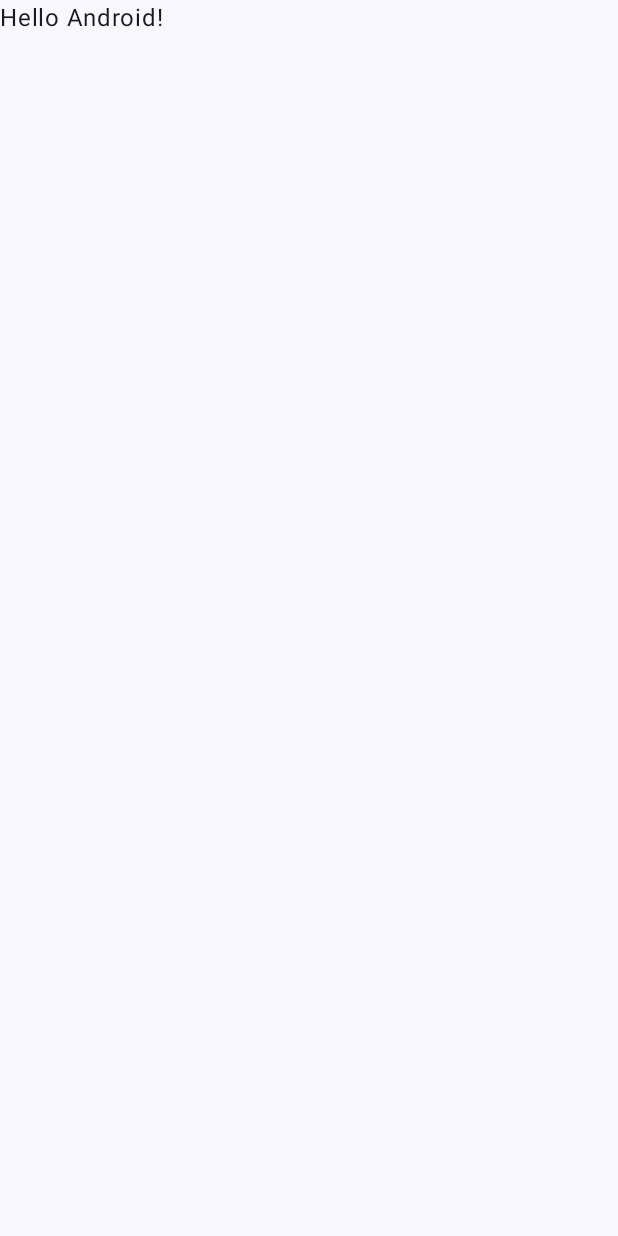
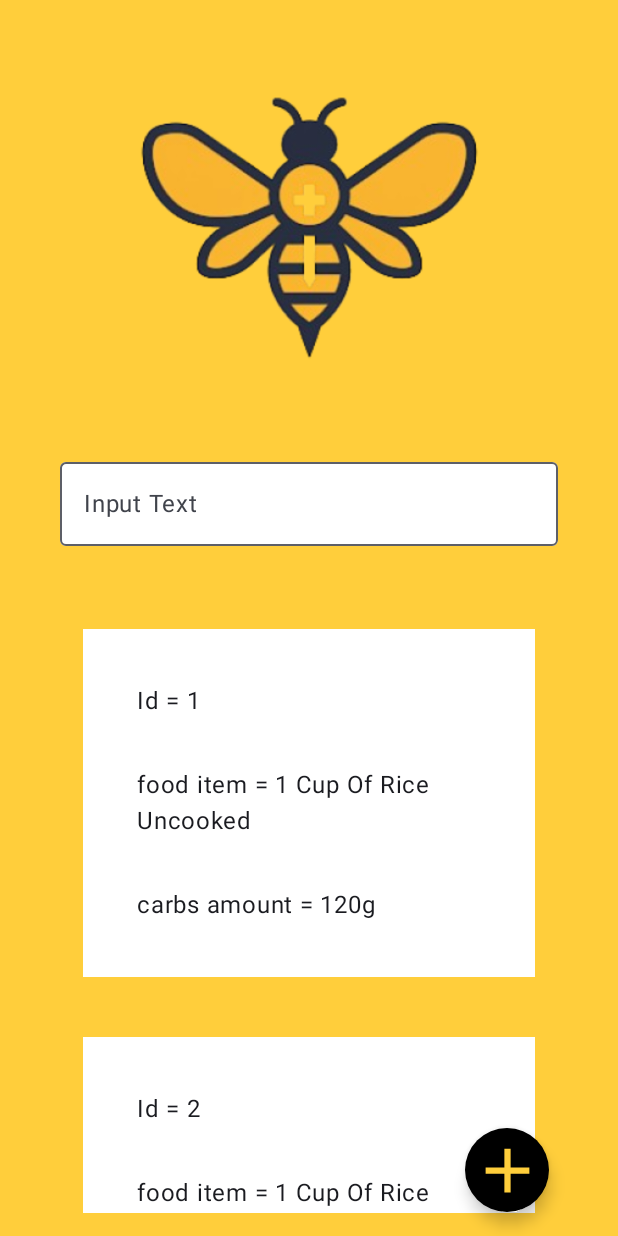
Before and after one commit to mooredevelopment2ks/Diabeeto, an Android app built with Jetpack Compose: the screen it shows after launch (MainActivity), on a phone screen of 412 x 824 dp. Before the commit the screen is almost empty. Run offline under Robolectric (Android 15) with nearby library versions, the phone set to English and light mode, and no system bars.

Commit message:
added all elements for main page with filtered list on search, added navigation that transfer data to search result page.

```diff
--- a/app/src/main/java/com/twokingssolutions/diabeeto/MainActivity.kt
+++ b/app/src/main/java/com/twokingssolutions/diabeeto/MainActivity.kt
@@ -4,13 +4,6 @@ import android.os.Bundle
 import androidx.activity.ComponentActivity
 import androidx.activity.compose.setContent
 import androidx.activity.enableEdgeToEdge
-import androidx.compose.foundation.layout.fillMaxSize
-import androidx.compose.foundation.layout.padding
-import androidx.compose.material3.Scaffold
-import androidx.compose.material3.Text
-import androidx.compose.runtime.Composable
-import androidx.compose.ui.Modifier
-import androidx.compose.ui.tooling.preview.Preview
 import com.twokingssolutions.diabeeto.ui.theme.DiabeetoTheme
 
 class MainActivity : ComponentActivity() {
@@ -19,29 +12,8 @@ class MainActivity : ComponentActivity() {
         enableEdgeToEdge()
         setContent {
             DiabeetoTheme {
-                Scaffold(modifier = Modifier.fillMaxSize()) { innerPadding ->
-                    Greeting(
-                        name = "Android",
-                        modifier = Modifier.padding(innerPadding)
-                    )
-                }
+                MainNavigation()
             }
         }
     }
 }
-
-@Composable
-fun Greeting(name: String, modifier: Modifier = Modifier) {
-    Text(
-        text = "Hello $name!",
-        modifier = modifier
-    )
-}
-
-@Preview(showBackground = true)
-@Composable
-fun GreetingPreview() {
-    DiabeetoTheme {
-        Greeting("Android")
-    }
-}
--- /dev/null
+++ b/app/src/main/java/com/twokingssolutions/diabeeto/MainNavigation.kt
@@ -0,0 +1,43 @@
+package com.twokingssolutions.diabeeto
+
+import androidx.compose.runtime.Composable
+import androidx.navigation.compose.NavHost
+import androidx.navigation.compose.composable
+import androidx.navigation.compose.rememberNavController
+import androidx.navigation.toRoute
+import com.twokingssolutions.diabeeto.model.CustomNavType
+import com.twokingssolutions.diabeeto.model.Food
+import com.twokingssolutions.diabeeto.model.NavRoutes
+import com.twokingssolutions.diabeeto.screens.MainScreen
+import com.twokingssolutions.diabeeto.screens.SearchResultScreen
+import kotlin.reflect.typeOf
+
+@Composable
+fun MainNavigation() {
+    val navController = rememberNavController()
+
+    NavHost(
+        navController = navController,
+        startDestination = NavRoutes.MainRoute
+    ) {
+        composable<NavRoutes.MainRoute> {
+            MainScreen(
+                onFoodItemClick = { food ->
+                    navController.navigate(
+                        NavRoutes.SearchResultsRoute(
+                            food = food
+                        )
+                    )
+                }
+            )
+        }
+        composable<NavRoutes.SearchResultsRoute>(
+            typeMap = mapOf(typeOf<Food>() to CustomNavType.FoodType)
+        ) { backStackEntry ->
+            val arguments = backStackEntry.toRoute<NavRoutes.SearchResultsRoute>()
+            SearchResultScreen(
+                food = arguments.food
+            )
+        }
+    }
+}
--- /dev/null
+++ b/app/src/main/java/com/twokingssolutions/diabeeto/components/Fab.kt
@@ -0,0 +1,32 @@
+package com.twokingssolutions.diabeeto.components
+
+import androidx.compose.foundation.layout.padding
+import androidx.compose.foundation.layout.size
+import androidx.compose.foundation.shape.RoundedCornerShape
+import androidx.compose.material.icons.Icons
+import androidx.compose.material.icons.filled.Add
+import androidx.compose.material3.FloatingActionButton
+import androidx.compose.material3.Icon
+import androidx.compose.runtime.Composable
+import androidx.compose.ui.Modifier
+import androidx.compose.ui.graphics.Color
+import androidx.compose.ui.unit.dp
+
+@Composable
+fun Fab() {
+    FloatingActionButton(
+        onClick = {},
+        shape = RoundedCornerShape(30.dp),
+        containerColor = Color.Black,
+        contentColor = Color(0xFFFFCE3B),
+        modifier = Modifier
+            .padding(horizontal = 30.dp)
+    ) {
+        Icon(
+            imageVector = Icons.Filled.Add,
+            contentDescription = null,
+            modifier = Modifier
+                .size(50.dp)
+        )
+    }
+}
--- /dev/null
+++ b/app/src/main/java/com/twokingssolutions/diabeeto/components/FilterTextViewModel.kt
@@ -0,0 +1,123 @@
+package com.twokingssolutions.diabeeto.components
+
+import androidx.compose.foundation.clickable
+import androidx.compose.foundation.layout.Box
+import androidx.compose.foundation.layout.Column
+import androidx.compose.foundation.layout.PaddingValues
+import androidx.compose.foundation.layout.fillMaxSize
+import androidx.compose.foundation.layout.fillMaxWidth
+import androidx.compose.foundation.layout.height
+import androidx.compose.foundation.layout.padding
+import androidx.compose.foundation.layout.size
+import androidx.compose.foundation.lazy.LazyColumn
+import androidx.compose.foundation.lazy.items
+import androidx.compose.material.icons.Icons
+import androidx.compose.material.icons.filled.Clear
+import androidx.compose.material3.Icon
+import androidx.compose.material3.ListItem
+import androidx.compose.material3.OutlinedTextField
+import androidx.compose.material3.OutlinedTextFieldDefaults
+import androidx.compose.material3.Text
+import androidx.compose.runtime.Composable
+import androidx.compose.runtime.saveable.rememberSaveable
+import androidx.compose.ui.Modifier
+import androidx.lifecycle.viewmodel.compose.viewModel
+import androidx.lifecycle.compose.collectAsStateWithLifecycle
+import androidx.compose.runtime.mutableStateOf
+import androidx.compose.runtime.getValue
+import androidx.compose.runtime.setValue
+import androidx.compose.ui.Alignment
+import androidx.compose.ui.draw.scale
+import androidx.compose.ui.graphics.Color
+import androidx.compose.ui.res.painterResource
+import androidx.compose.ui.unit.dp
+import com.twokingssolutions.diabeeto.R
+import com.twokingssolutions.diabeeto.model.Food
+import com.twokingssolutions.diabeeto.viewmodel.FilterTextViewModel
+
+@Composable
+fun FilterTextView(
+    paddingValues: PaddingValues = PaddingValues(),
+    onFoodItemClick: (Food) -> Unit,
+    viewModel: FilterTextViewModel = viewModel()
+) {
+    val filteredItems by viewModel.filteredItems.collectAsStateWithLifecycle()
+    var inputText by rememberSaveable { mutableStateOf("") }
+
+    Column(
+        modifier = Modifier
+            .fillMaxSize()
+            .padding(paddingValues)
+            .padding(horizontal = 40.dp)
+    ) {
+        Box(
+            modifier = Modifier
+                .fillMaxWidth()
+                .height(300.dp),
+            contentAlignment = Alignment.Center
+        ) {
+            Icon(
+                painter = painterResource(R.drawable.img),
+                contentDescription = "placeholder",
+                tint = Color.Unspecified,
+                modifier = Modifier
+                    .scale(1.5f),
+            )
+        }
+        OutlinedTextField(
+            value = inputText,
+            onValueChange = {
+                inputText = it
+                viewModel.filterText(inputText)
+            },
+            label = { Text("Input Text") },
+            modifier = Modifier.fillMaxWidth(),
+            colors = OutlinedTextFieldDefaults.colors(
+                unfocusedContainerColor = Color.White,
+                focusedContainerColor = Color.White
+            ),
+            trailingIcon = {
+                if (inputText.isNotEmpty()) {
+                    Icon(
+                        imageVector = Icons.Filled.Clear,
+                        contentDescription = null,
+                        modifier = Modifier
+                            .size(24.dp)
+                            .clickable {
+                                inputText = ""
+                                viewModel.filterText(inputText)
+                            }
+                    )
+                }
+            }
+        )
+        LazyColumn {
+            items(
+                count = filteredItems.size,
+                key = { index -> filteredItems[index] }
+            ) {
+                // Don't show filteredItems until some input text has been entered
+                if (inputText != ""){
+                    ListItem(
+                        headlineContent = { Text(filteredItems[it]) },
+                        modifier = Modifier
+                            .fillParentMaxWidth()
+                    )
+                }
+            }
+        }
+        LazyColumn(
+            modifier = Modifier.padding(15.dp)
+        ) {
+            items(mySearchResults) { food ->
+                FoodItem(food, onFoodItemClick)
+            }
+        }
+    }
+}
+
+// sample results data
+val mySearchResults = listOf(
+    Food(1, "1 Cup Of Rice Uncooked", "120g"),
+    Food(2, "1 Cup Of Rice Cooked", "60g")
+)
--- /dev/null
+++ b/app/src/main/java/com/twokingssolutions/diabeeto/components/FoodItem.kt
@@ -0,0 +1,61 @@
+package com.twokingssolutions.diabeeto.components
+
+import androidx.compose.foundation.clickable
+import androidx.compose.foundation.layout.Column
+import androidx.compose.foundation.layout.Spacer
+import androidx.compose.foundation.layout.fillMaxWidth
+import androidx.compose.foundation.layout.padding
+import androidx.compose.material3.Card
+import androidx.compose.material3.CardDefaults
+import androidx.compose.material3.Text
+import androidx.compose.runtime.Composable
+import androidx.compose.ui.Modifier
+import androidx.compose.ui.graphics.Color
+import androidx.compose.ui.graphics.RectangleShape
+import androidx.compose.ui.unit.dp
+import com.twokingssolutions.diabeeto.model.Food
+
+@Composable
+fun FoodItem(
+    mySearchResult: Food,
+    onFoodItemClick: (Food) -> Unit
+    ) {
+    Column {
+        Spacer(modifier = Modifier.padding(20.dp))
+        Card(
+            shape = RectangleShape,
+            colors = CardDefaults.cardColors(
+                containerColor = Color.White
+            ),
+            modifier = Modifier
+                .fillMaxWidth()
+                .clickable {
+                    onFoodItemClick(mySearchResult)
+                }
+        )
+        {
+            Column(
+                Modifier.padding(20.dp)
+            ) {
+                Text(
+                    text = "Id = ${mySearchResult.id}",
+                    modifier = Modifier
+                        .fillMaxWidth()
+                        .padding(16.dp)
+                )
+                Text(
+                    text = "food item = ${mySearchResult.foodItem}",
+                    modifier = Modifier
+                        .fillMaxWidth()
+                        .padding(16.dp)
+                )
+                Text(
+                    text = "carbs amount = ${mySearchResult.carbAmount}",
+                    modifier = Modifier
+                        .fillMaxWidth()
+                        .padding(16.dp)
+                )
+            }
+        }
+    }
+}
--- /dev/null
+++ b/app/src/main/java/com/twokingssolutions/diabeeto/model/CustomNavType.kt
@@ -0,0 +1,30 @@
+package com.twokingssolutions.diabeeto.model
+
+import android.net.Uri
+import android.os.Bundle
+import androidx.navigation.NavType
+import kotlinx.serialization.encodeToString
+import kotlinx.serialization.json.Json
+
+object CustomNavType {
+
+    val FoodType = object : NavType<Food>(
+        isNullableAllowed = false
+    ) {
+        override fun get(bundle: Bundle, key: String): Food? {
+            return Json.decodeFromString(bundle.getString(key) ?: return null)
+        }
+
+        override fun parseValue(value: String): Food {
+            return Json.decodeFromString(Uri.decode(value))
+        }
+
+        override fun serializeAsValue(value: Food): String {
+            return Uri.encode(Json.encodeToString(value))
+        }
+
+        override fun put(bundle: Bundle, key: String, value: Food) {
+            bundle.putString(key, Json.encodeToString(value))
+        }
+    }
+}
--- /dev/null
+++ b/app/src/main/java/com/twokingssolutions/diabeeto/model/Food.kt
@@ -0,0 +1,10 @@
+package com.twokingssolutions.diabeeto.model
+
+import kotlinx.serialization.Serializable
+
+@Serializable
+data class Food(
+    val id: Int,
+    val foodItem: String,
+    val carbAmount: String
+)
--- /dev/null
+++ b/app/src/main/java/com/twokingssolutions/diabeeto/model/NavRoutes.kt
@@ -0,0 +1,16 @@
+package com.twokingssolutions.diabeeto.model
+
+import kotlinx.serialization.Serializable
+
+@Serializable
+sealed class NavRoutes {
+    // ListScreen with no arguments
+    @Serializable
+    data object MainRoute : NavRoutes()
+
+    // ResultsScreen that accepts parameters for search results
+    @Serializable
+    data class SearchResultsRoute(
+        val food: Food
+    ) : NavRoutes()
+}
--- /dev/null
+++ b/app/src/main/java/com/twokingssolutions/diabeeto/screens/MainScreen.kt
@@ -0,0 +1,27 @@
+package com.twokingssolutions.diabeeto.screens
+
+import androidx.compose.foundation.layout.fillMaxSize
+import androidx.compose.material3.FabPosition
+import androidx.compose.material3.Scaffold
+import androidx.compose.runtime.Composable
+import androidx.compose.ui.Modifier
+import androidx.compose.ui.graphics.Color
+import com.twokingssolutions.diabeeto.components.Fab
+import com.twokingssolutions.diabeeto.components.FilterTextView
+import com.twokingssolutions.diabeeto.model.Food
+
+@Composable
+fun MainScreen(
+    onFoodItemClick: (Food) -> Unit
+) {
+    Scaffold(
+        modifier = Modifier.fillMaxSize(),
+        containerColor = Color(0xFFFFCE3B),
+        floatingActionButton = {
+            Fab()
+        },
+        floatingActionButtonPosition = FabPosition.End
+    ) { innerPadding ->
+        FilterTextView(innerPadding, onFoodItemClick = onFoodItemClick)
+    }
+}
--- /dev/null
+++ b/app/src/main/java/com/twokingssolutions/diabeeto/viewmodel/FilterTextViewModel.kt
@@ -0,0 +1,28 @@
+package com.twokingssolutions.diabeeto.viewmodel
+
+import androidx.lifecycle.ViewModel
+import kotlinx.coroutines.flow.MutableStateFlow
+import kotlinx.coroutines.flow.StateFlow
+
+class FilterTextViewModel : ViewModel() {
+    private val items = listOf(
+        "Apple",
+        "Banana",
+        "Cherry",
+        "Date",
+        "Elderberry",
+        "Fig",
+        "Potato",
+    )
+
+    private val _filteredItems = MutableStateFlow(items)
+    var filteredItems: StateFlow<List<String>> = _filteredItems
+
+    fun filterText(input: String) {
+        _filteredItems.value = if (input.isEmpty()) {
+            emptyList()
+        } else {
+            items.filter { it.contains(input, ignoreCase = true) }
+        }
+    }
+}
--- a/build.gradle.kts
+++ b/build.gradle.kts
@@ -3,4 +3,7 @@ plugins {
     alias(libs.plugins.android.application) apply false
     alias(libs.plugins.kotlin.android) apply false
     alias(libs.plugins.kotlin.compose) apply false
+
+    //typesafe-navigation
+    alias(libs.plugins.jetbrains.kotlin.serialization) apply false
 }
```
Also changed, not shown: app/build.gradle.kts (+10 -0 lines), app/src/main/java/com/twokingssolutions/diabeeto/screens/SearchResultsScreen.kt (added, +37 -0 lines), gradle/libs.versions.toml (+12 -2 lines), app/src/main/res/drawable/img.png (added).
